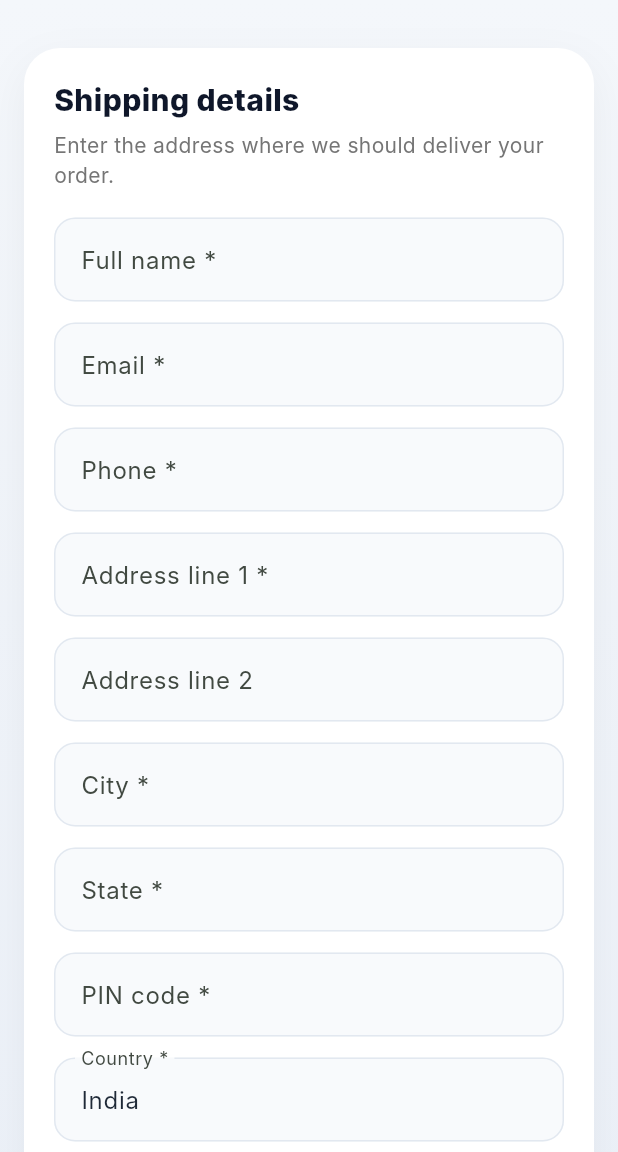
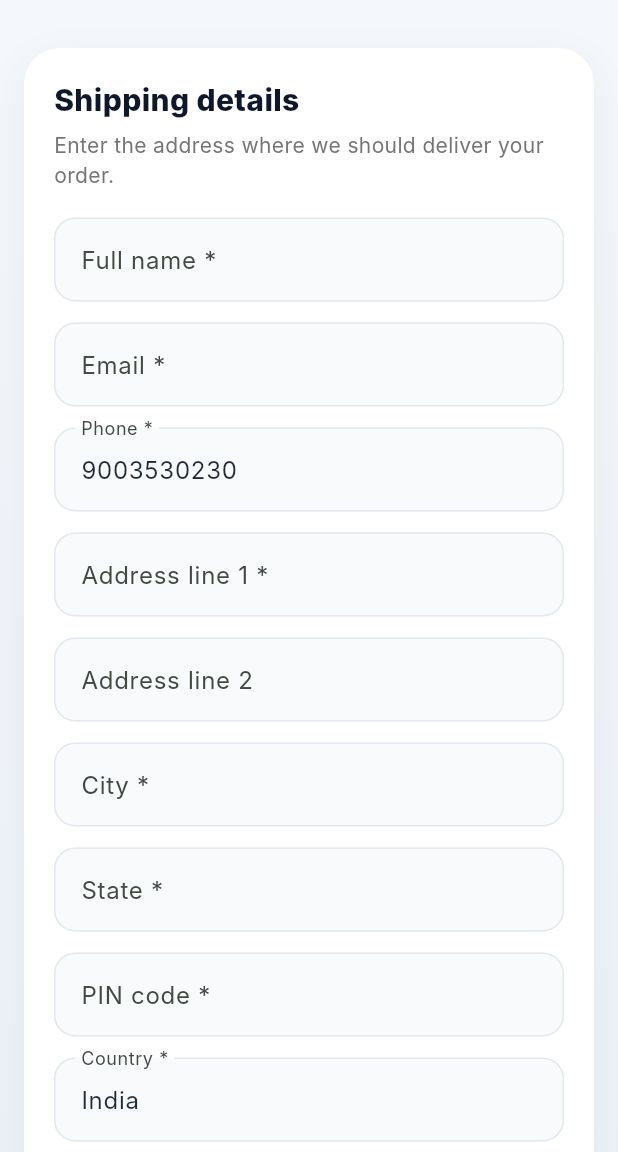
Before and after one commit to technovahub2025/arounstoreapp, a Flutter app: the CheckoutScreen screen opened directly, on a phone screen of 412 x 824 dp, the part 84-1236 px from its top. Run offline on Flutter 3.47's test engine with Material 3 defaults, Android fonts, the phone set to English and light mode, and no system bars; our stand-ins replace cached_network_image, carousel_slider, image_picker, shared_preferences; missing offline and left inert: razorpay_web; accounts and stored records are empty; Roboto replaces fonts that are missing (Inter).

Commit message:
fix: initialize phone controller with default value

```diff
--- a/lib/screen/checkout.dart
+++ b/lib/screen/checkout.dart
@@ -45,7 +45,7 @@ class _CheckoutScreenState extends State<CheckoutScreen> {
 
   final _fullNameController = TextEditingController();
   final _emailController = TextEditingController();
-  final _phoneController = TextEditingController();
+  final _phoneController = TextEditingController(text: '9003530230');
   final _address1Controller = TextEditingController();
   final _address2Controller = TextEditingController();
   final _cityController = TextEditingController();
```
